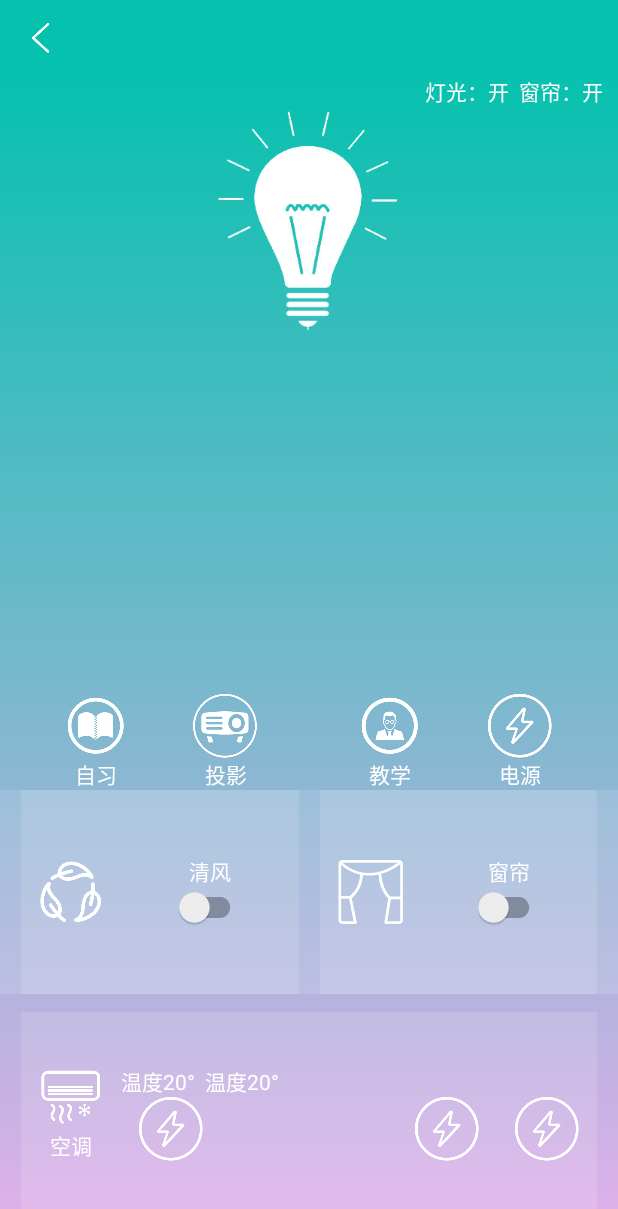
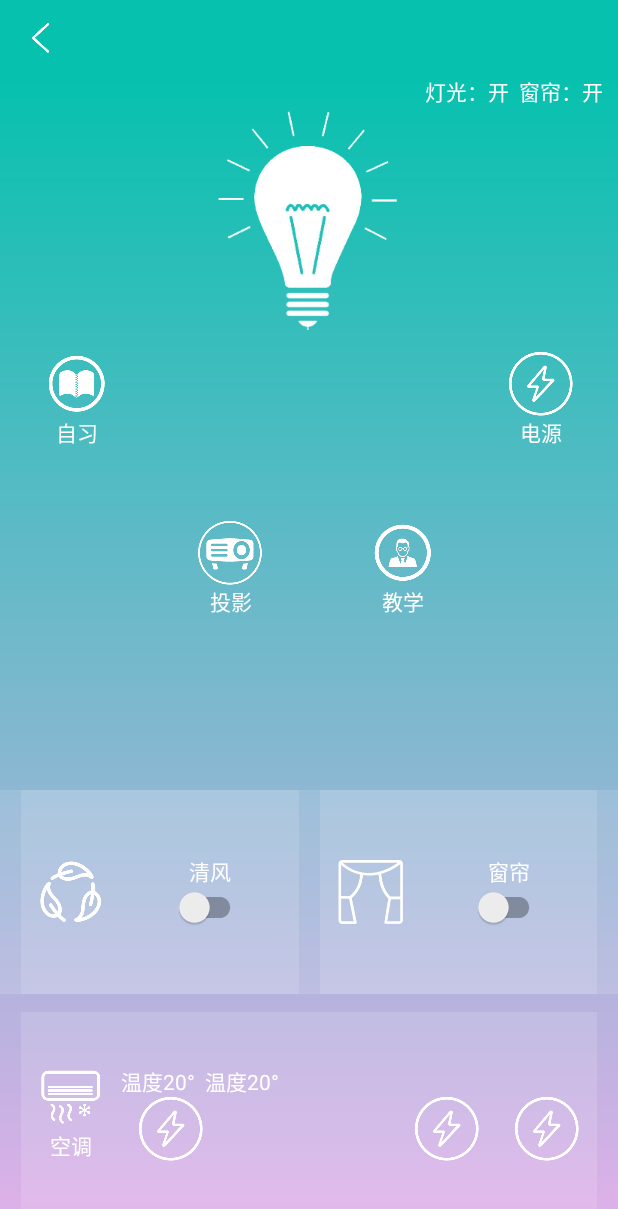
Before and after one commit to luoyingxing/Classroom, an Android app: the DeviceActivity screen opened directly, with no data from a screen before it, on a phone screen of 412 x 824 dp. Shown: the top 1209 px of the screen. Run offline under Robolectric (Android 15) with nearby library versions, the phone set to English and light mode, and no system bars; libraries missing offline, so code that uses them is left out: com.lyx.frame; 4 statements that could not run were skipped.

Commit message:
add PanelLayout

```diff
--- /dev/null
+++ b/app/src/main/java/com/lyx/classroom/base/PanelLayout.java
@@ -0,0 +1,90 @@
+package com.lyx.classroom.base;
+
+import android.content.Context;
+import android.util.AttributeSet;
+import android.view.View;
+import android.view.ViewGroup;
+
+/**
+ * PanelLayout
+ * <p>
+ * Created by luoyingxing on 2017/11/18 0018.
+ */
+
+public class PanelLayout extends ViewGroup {
+
+    public PanelLayout(Context context) {
+        super(context);
+    }
+
+    public PanelLayout(Context context, AttributeSet attrs) {
+        super(context, attrs);
+    }
+
+    public PanelLayout(Context context, AttributeSet attrs, int defStyleAttr) {
+        super(context, attrs, defStyleAttr);
+    }
+
+    @Override
+    protected void onMeasure(int widthMeasureSpec, int heightMeasureSpec) {
+        super.onMeasure(widthMeasureSpec, heightMeasureSpec);
+
+        int sizeWidth = MeasureSpec.getSize(widthMeasureSpec);
+        int sizeHeight = MeasureSpec.getSize(heightMeasureSpec);
+        int modeWidth = MeasureSpec.getMode(widthMeasureSpec);
+        int modeHeight = MeasureSpec.getMode(heightMeasureSpec);
+
+        int childCount = getChildCount();
+        for (int i = 0; i < childCount; i++) {
+            View child = getChildAt(i);
+            measureChild(child, widthMeasureSpec, heightMeasureSpec);
+        }
+
+        setMeasuredDimension((modeWidth == MeasureSpec.EXACTLY) ? sizeWidth : getWidth(),
+                (modeHeight == MeasureSpec.EXACTLY) ? sizeHeight : getHeight());
+    }
+
+    @Override
+    protected void onLayout(boolean changed, int l, int t, int r, int b) {
+
+        int childCount = getChildCount();
+
+        if (childCount != 4) {
+            throw new RuntimeException("the child view only support four count!");
+        }
+
+        View childOne = getChildAt(0);
+        View childTwo = getChildAt(1);
+        View childThree = getChildAt(2);
+        View childFour = getChildAt(3);
+
+        int width = getMeasuredWidth();
+        int height = getMeasuredHeight();
+
+        int perWidth = width / 4;
+        int centerHeight = height / 2;
+
+        int oneWidth = childOne.getMeasuredWidth();
+        int oneHeight = childOne.getMeasuredHeight();
+        int oneLeft = (perWidth - oneWidth) / 2;
+        childOne.layout(oneLeft, centerHeight - oneHeight, oneLeft + oneWidth, centerHeight);
+
+        int twoWidth = childTwo.getMeasuredWidth();
+        int twoHeight = childTwo.getMeasuredHeight();
+        int twoLeft = (perWidth - twoWidth) / 2 + perWidth;
+        childTwo.layout(twoLeft, centerHeight / 2 * 3 - twoHeight, twoLeft + twoWidth, centerHeight / 2 * 3);
+
+        int threeWidth = childFour.getMeasuredWidth();
+        int threeHeight = childFour.getMeasuredHeight();
+        int threeRight = width - perWidth - (perWidth - threeHeight) / 2;
+        childThree.layout(threeRight - threeWidth, centerHeight / 2 * 3 - threeHeight, threeRight, centerHeight / 2 * 3);
+
+        int fourWidth = childFour.getMeasuredWidth();
+        int fourHeight = childFour.getMeasuredHeight();
+        int fourRight = width - (perWidth - fourWidth) / 2;
+        childFour.layout(fourRight - fourWidth, centerHeight - fourHeight, fourRight, centerHeight);
+
+    }
+
+
+}
--- a/app/src/main/res/layout/activity_device.xml
+++ b/app/src/main/res/layout/activity_device.xml
@@ -30,25 +30,17 @@
             android:contentDescription="@string/app_name"
             android:src="@mipmap/ic_device_light_high" />
 
-        <LinearLayout
+        <com.lyx.classroom.base.PanelLayout
             android:layout_width="match_parent"
-            android:layout_height="match_parent"
-            android:gravity="bottom"
-            android:orientation="horizontal">
-
-            <Space
-                android:layout_width="wrap_content"
-                android:layout_height="wrap_content"
-                android:layout_weight="1" />
+            android:layout_height="match_parent">
 
             <TextView
                 android:id="@+id/tv_device_book"
                 android:layout_width="wrap_content"
                 android:layout_height="wrap_content"
-                android:layout_weight="2"
                 android:contentDescription="@string/app_name"
                 android:drawableTop="@mipmap/ic_light_book"
-                android:gravity="center_horizontal"
+                android:gravity="center"
                 android:text="自习"
                 android:textColor="@color/white" />
 
@@ -56,26 +48,19 @@
                 android:id="@+id/tv_device_projection"
                 android:layout_width="wrap_content"
                 android:layout_height="wrap_content"
-                android:layout_weight="2"
                 android:contentDescription="@string/app_name"
                 android:drawableTop="@mipmap/ic_light_projection"
-                android:gravity="center_horizontal"
+                android:gravity="center"
                 android:text="投影"
                 android:textColor="@color/white" />
-
-            <Space
-                android:layout_width="wrap_content"
-                android:layout_height="wrap_content"
-                android:layout_weight="1" />
 
             <TextView
                 android:id="@+id/tv_device_teach"
                 android:layout_width="wrap_content"
                 android:layout_height="wrap_content"
-                android:layout_weight="2"
                 android:contentDescription="@string/app_name"
                 android:drawableTop="@mipmap/ic_light_teach"
-                android:gravity="center_horizontal"
+                android:gravity="center"
                 android:text="教学"
                 android:textColor="@color/white" />
 
@@ -83,19 +68,13 @@
                 android:id="@+id/tv_device_power"
                 android:layout_width="wrap_content"
                 android:layout_height="wrap_content"
-                android:layout_weight="2"
                 android:contentDescription="@string/app_name"
                 android:drawableTop="@mipmap/ic_light_power"
-                android:gravity="center_horizontal"
+                android:gravity="center"
                 android:text="电源"
                 android:textColor="@color/white" />
 
-            <Space
-                android:layout_width="wrap_content"
-                android:layout_height="wrap_content"
-                android:layout_weight="1" />
-
-        </LinearLayout>
+        </com.lyx.classroom.base.PanelLayout>
 
     </RelativeLayout>
 
```
